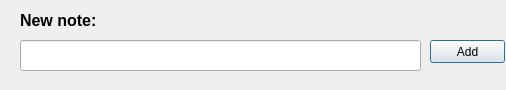
Qt form heimdall_VS/heimdall_VS/AddNoteWindow.ui (tbmt41projekt/heimdall) before a commit.
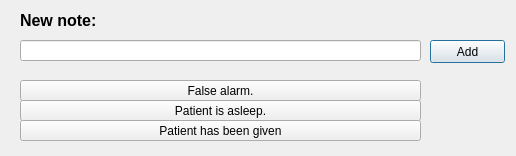
The same form after that commit.

```diff
--- a/heimdall_VS/heimdall_VS/AddNoteWindow.ui
+++ b/heimdall_VS/heimdall_VS/AddNoteWindow.ui
@@ -6,8 +6,8 @@
    <rect>
     <x>0</x>
     <y>0</y>
-    <width>506</width>
-    <height>90</height>
+    <width>516</width>
+    <height>156</height>
    </rect>
   </property>
   <property name="windowTitle">
@@ -19,7 +19,7 @@
      <x>20</x>
      <y>40</y>
      <width>401</width>
-     <height>31</height>
+     <height>21</height>
     </rect>
    </property>
   </widget>
@@ -49,6 +49,45 @@
     <string>&lt;html&gt;&lt;head/&gt;&lt;body&gt;&lt;p&gt;&lt;span style=&quot; font-size:12pt; font-weight:600;&quot;&gt;New note:&lt;/span&gt;&lt;/p&gt;&lt;/body&gt;&lt;/html&gt;</string>
    </property>
   </widget>
+  <widget class="QPushButton" name="pushFalseAlarm">
+   <property name="geometry">
+    <rect>
+     <x>20</x>
+     <y>80</y>
+     <width>401</width>
+     <height>21</height>
+    </rect>
+   </property>
+   <property name="text">
+    <string>False alarm.</string>
+   </property>
+  </widget>
+  <widget class="QPushButton" name="pushGivenPatient">
+   <property name="geometry">
+    <rect>
+     <x>20</x>
+     <y>120</y>
+     <width>401</width>
+     <height>21</height>
+    </rect>
+   </property>
+   <property name="text">
+    <string>Patient has been given</string>
+   </property>
+  </widget>
+  <widget class="QPushButton" name="pushSleep">
+   <property name="geometry">
+    <rect>
+     <x>20</x>
+     <y>100</y>
+     <width>401</width>
+     <height>21</height>
+    </rect>
+   </property>
+   <property name="text">
+    <string>Patient is asleep.</string>
+   </property>
+  </widget>
  </widget>
  <layoutdefault spacing="6" margin="11"/>
  <resources/>
```
